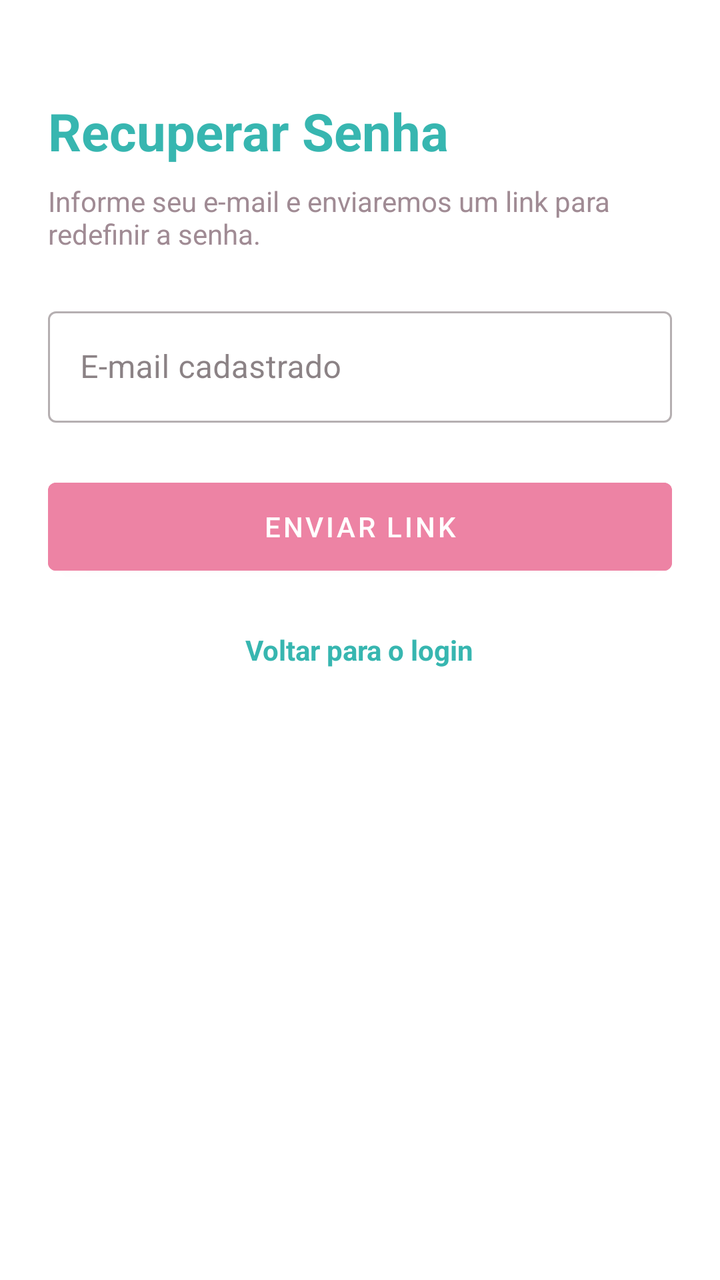
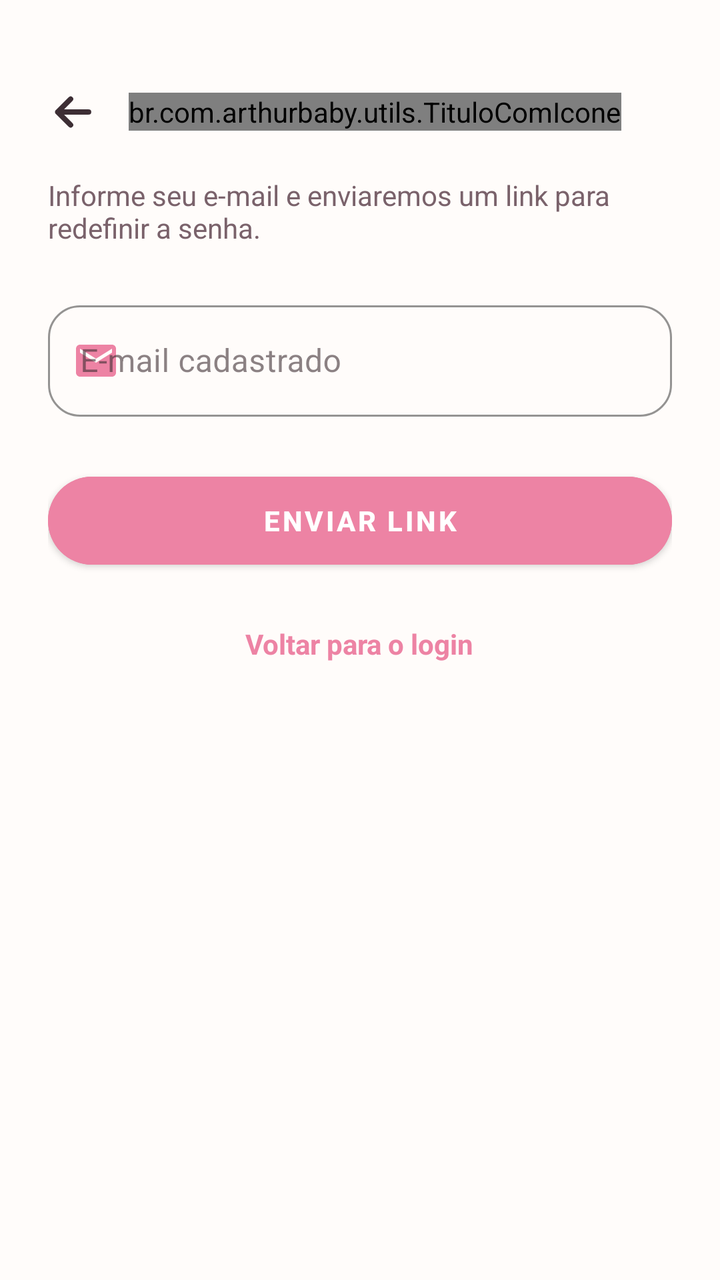

Compare the two renders of this Android layout. The source of the first and the diff that turns it into the second are given below.
<!-- AndroidManifest.xml: application theme Theme.ArthurBaby -->
<!-- res/layout/activity_recuperar_senha.xml -->
<?xml version="1.0" encoding="utf-8"?>
<LinearLayout xmlns:android="http://schemas.android.com/apk/res/android"
    android:layout_width="match_parent"
    android:layout_height="match_parent"
    android:orientation="vertical"
    android:background="@color/branco"
    android:padding="24dp">

    <TextView
        android:layout_width="wrap_content"
        android:layout_height="wrap_content"
        android:text="Recuperar Senha"
        android:textColor="@color/verde_arthur"
        android:textSize="26sp"
        android:textStyle="bold"
        android:layout_marginTop="24dp" />

    <TextView
        android:layout_width="wrap_content"
        android:layout_height="wrap_content"
        android:text="Informe seu e-mail e enviaremos um link para redefinir a senha."
        android:textColor="@color/cinza_texto"
        android:layout_marginTop="8dp"
        android:layout_marginBottom="24dp" />

    <com.google.android.material.textfield.TextInputLayout
        style="@style/Widget.MaterialComponents.TextInputLayout.OutlinedBox"
        android:layout_width="match_parent"
        android:layout_height="wrap_content"
        android:hint="E-mail cadastrado">

        <com.google.android.material.textfield.TextInputEditText
            android:id="@+id/etEmailRecuperar"
            android:layout_width="match_parent"
            android:layout_height="wrap_content"
            android:inputType="textEmailAddress" />
    </com.google.android.material.textfield.TextInputLayout>

    <com.google.android.material.button.MaterialButton
        android:id="@+id/btnEnviar"
        android:layout_width="match_parent"
        android:layout_height="56dp"
        android:text="ENVIAR LINK"
        android:backgroundTint="@color/rosa_arthur"
        android:textColor="@color/branco"
        android:layout_marginTop="24dp" />

    <TextView
        android:id="@+id/tvVoltar"
        android:layout_width="wrap_content"
        android:layout_height="wrap_content"
        android:text="Voltar para o login"
        android:textColor="@color/verde_arthur"
        android:textStyle="bold"
        android:layout_gravity="center_horizontal"
        android:layout_marginTop="24dp" />

</LinearLayout>
<!-- resources referenced by this layout -->
<resources>
  <color name="branco">#FFFFFF</color>
  <color name="cinza_texto">#A08B94</color>
  <color name="rosa_arthur">#ED83A4</color>
  <color name="verde_arthur">#37B6B0</color>
  <style name="Theme.ArthurBaby" parent="Theme.MaterialComponents.DayNight.NoActionBar">
          <item name="colorPrimary">@color/verde_arthur</item>
          <item name="colorPrimaryVariant">@color/verde_escuro</item>
          <item name="colorOnPrimary">@color/branco</item>
          <item name="colorSecondary">@color/rosa_arthur</item>
          <item name="colorSecondaryVariant">@color/rosa_escuro</item>
          <item name="colorOnSecondary">@color/branco</item>
          <item name="android:statusBarColor">@color/verde_arthur</item>
          <item name="android:windowBackground">@color/fundo_claro</item>
          <item name="android:navigationBarColor">@color/branco</item>
          <item name="colorSurface">@color/branco</item>
          <item name="colorOnSurface">@color/texto_primario</item>
  
          
          <item name="android:windowLightStatusBar">false</item>
          <item name="android:windowLightNavigationBar">true</item>
      </style>
  <color name="verde_escuro">#2A8F8A</color>
  <color name="rosa_escuro">#D56586</color>
  <color name="fundo_claro">#FBF6F8</color>
  <color name="texto_primario">#3D2E34</color>
</resources>

<!-- the commit's change to res/layout/activity_recuperar_senha.xml (unified diff, before → after) -->
@@ -1,58 +1,89 @@
 <?xml version="1.0" encoding="utf-8"?>
-<LinearLayout xmlns:android="http://schemas.android.com/apk/res/android"
+<ScrollView xmlns:android="http://schemas.android.com/apk/res/android"
+    xmlns:app="http://schemas.android.com/apk/res-auto"
     android:layout_width="match_parent"
     android:layout_height="match_parent"
-    android:orientation="vertical"
-    android:background="@color/branco"
-    android:padding="24dp">
+    android:background="@color/branco_quente"
+    android:fillViewport="true">
 
-    <TextView
-        android:layout_width="wrap_content"
-        android:layout_height="wrap_content"
-        android:text="Recuperar Senha"
-        android:textColor="@color/verde_arthur"
-        android:textSize="26sp"
-        android:textStyle="bold"
-        android:layout_marginTop="24dp" />
-
-    <TextView
-        android:layout_width="wrap_content"
-        android:layout_height="wrap_content"
-        android:text="Informe seu e-mail e enviaremos um link para redefinir a senha."
-        android:textColor="@color/cinza_texto"
-        android:layout_marginTop="8dp"
-        android:layout_marginBottom="24dp" />
-
-    <com.google.android.material.textfield.TextInputLayout
-        style="@style/Widget.MaterialComponents.TextInputLayout.OutlinedBox"
+    <LinearLayout
         android:layout_width="match_parent"
         android:layout_height="wrap_content"
-        android:hint="E-mail cadastrado">
+        android:orientation="vertical"
+        android:padding="24dp">
 
-        <com.google.android.material.textfield.TextInputEditText
-            android:id="@+id/etEmailRecuperar"
+        
+        <LinearLayout
             android:layout_width="match_parent"
             android:layout_height="wrap_content"
-            android:inputType="textEmailAddress" />
-    </com.google.android.material.textfield.TextInputLayout>
+            android:orientation="horizontal"
+            android:gravity="center_vertical"
+            android:layout_marginTop="8dp">
 
-    <com.google.android.material.button.MaterialButton
-        android:id="@+id/btnEnviar"
-        android:layout_width="match_parent"
-        android:layout_height="56dp"
-        android:text="ENVIAR LINK"
-        android:backgroundTint="@color/rosa_arthur"
-        android:textColor="@color/branco"
-        android:layout_marginTop="24dp" />
+            <ImageButton
+                android:id="@+id/btnVoltarRecuperar"
+                style="@style/BotaoVoltar"
+                app:tint="@color/texto_primario" />
 
-    <TextView
-        android:id="@+id/tvVoltar"
-        android:layout_width="wrap_content"
-        android:layout_height="wrap_content"
-        android:text="Voltar para o login"
-        android:textColor="@color/verde_arthur"
-        android:textStyle="bold"
-        android:layout_gravity="center_horizontal"
-        android:layout_marginTop="24dp" />
+            <br.com.arthurbaby.utils.TituloComIcone
+                android:layout_width="wrap_content"
+                android:layout_height="wrap_content"
+                android:text="Recuperar Senha"
+                android:textColor="@color/verde_arthur"
+                android:textSize="26sp"
+                android:textStyle="bold"
+                app:iconeTitulo="@drawable/ic_cadeado" />
+        </LinearLayout>
 
-</LinearLayout>
+        <TextView
+            android:layout_width="wrap_content"
+            android:layout_height="wrap_content"
+            android:text="Informe seu e-mail e enviaremos um link para redefinir a senha."
+            android:textColor="@color/cinza_medio"
+            android:layout_marginTop="8dp"
+            android:layout_marginBottom="24dp" />
+
+        <com.google.android.material.textfield.TextInputLayout
+            style="@style/Widget.MaterialComponents.TextInputLayout.OutlinedBox"
+            android:layout_width="match_parent"
+            android:layout_height="wrap_content"
+            android:hint="E-mail cadastrado"
+            app:startIconDrawable="@drawable/ic_email"
+            app:startIconTint="@color/rosa_arthur"
+            app:boxStrokeColor="@color/rosa_arthur"
+            app:boxCornerRadiusTopStart="16dp"
+            app:boxCornerRadiusTopEnd="16dp"
+            app:boxCornerRadiusBottomStart="16dp"
+            app:boxCornerRadiusBottomEnd="16dp">
+
+            <com.google.android.material.textfield.TextInputEditText
+                android:id="@+id/etEmailRecuperar"
+                android:layout_width="match_parent"
+                android:layout_height="wrap_content"
+                android:inputType="textEmailAddress" />
+        </com.google.android.material.textfield.TextInputLayout>
+
+        <com.google.android.material.button.MaterialButton
+            android:id="@+id/btnEnviar"
+            android:layout_width="match_parent"
+            android:layout_height="56dp"
+            android:text="ENVIAR LINK"
+            android:backgroundTint="@color/rosa_arthur"
+            android:textColor="@color/branco"
+            android:textStyle="bold"
+            app:cornerRadius="28dp"
+            android:layout_marginTop="24dp" />
+
+        <TextView
+            android:id="@+id/tvVoltar"
+            android:layout_width="wrap_content"
+            android:layout_height="wrap_content"
+            android:text="Voltar para o login"
+            android:textColor="@color/rosa_arthur"
+            android:textStyle="bold"
+            android:padding="8dp"
+            android:layout_gravity="center_horizontal"
+            android:layout_marginTop="16dp" />
+
+    </LinearLayout>
+</ScrollView>
<!-- resource entries referenced after the edit -->
@@ -1,9 +1,44 @@
 <!-- resources referenced by this layout -->
 <resources>
   <color name="branco">#FFFFFF</color>
-  <color name="cinza_texto">#A08B94</color>
+  <color name="branco_quente">#FFFCFA</color>
+  <color name="cinza_medio">#7A626B</color>
   <color name="rosa_arthur">#ED83A4</color>
   <color name="verde_arthur">#37B6B0</color>
+  <!-- drawable ic_cadeado (drawable) -->
+  <?xml version="1.0" encoding="utf-8"?>
+  <vector xmlns:android="http://schemas.android.com/apk/res/android"
+      android:width="24dp"
+      android:height="24dp"
+      android:viewportWidth="24"
+      android:viewportHeight="24">
+      <path
+          android:fillColor="#FF000000"
+          android:pathData="M18,8h-1V6c0,-2.76 -2.24,-5 -5,-5S7,3.24 7,6v2H6c-1.1,0 -2,0.9 -2,2v10c0,1.1 0.9,2 2,2h12c1.1,0 2,-0.9 2,-2V10c0,-1.1 -0.9,-2 -2,-2zM12,17c-1.1,0 -2,-0.9 -2,-2s0.9,-2 2,-2 2,0.9 2,2 -0.9,2 -2,2zM9,8V6c0,-1.66 1.34,-3 3,-3s3,1.34 3,3v2H9z" />
+  </vector>
+  <!-- drawable ic_email (drawable) -->
+  <vector xmlns:android="http://schemas.android.com/apk/res/android"
+      android:width="24dp"
+      android:height="24dp"
+      android:viewportWidth="24"
+      android:viewportHeight="24">
+      <path
+          android:fillColor="#FF000000"
+          android:pathData="M20,4H4C2.9,4 2.01,4.9 2.01,6L2,18c0,1.1 0.9,2 2,2h16c1.1,0 2,-0.9 2,-2V6C22,4.9 21.1,4 20,4zM20,8l-8,5 -8,-5V6l8,5 8,-5V8z"/>
+  </vector>
+  <style name="BotaoVoltar">
+          <item name="android:layout_width">48dp</item>
+          <item name="android:layout_height">48dp</item>
+          <item name="android:layout_marginStart">-12dp</item>
+          <item name="android:layout_marginEnd">4dp</item>
+          <item name="android:padding">12dp</item>
+          <item name="android:scaleType">fitCenter</item>
+          <item name="android:src">@drawable/ic_voltar</item>
+          <item name="tint">@color/texto_primario</item>
+          <item name="android:background">?attr/selectableItemBackgroundBorderless</item>
+          <item name="android:contentDescription">Voltar</item>
+          <item name="android:tooltipText">Voltar</item>
+      </style>
   <style name="Theme.ArthurBaby" parent="Theme.MaterialComponents.DayNight.NoActionBar">
           <item name="colorPrimary">@color/verde_arthur</item>
           <item name="colorPrimaryVariant">@color/verde_escuro</item>
@@ -21,6 +56,20 @@
           <item name="android:windowLightStatusBar">false</item>
           <item name="android:windowLightNavigationBar">true</item>
       </style>
+  <!-- drawable ic_voltar (drawable) -->
+  <?xml version="1.0" encoding="utf-8"?>
+  <vector xmlns:android="http://schemas.android.com/apk/res/android"
+      android:width="24dp"
+      android:height="24dp"
+      android:viewportWidth="24"
+      android:viewportHeight="24">
+      <path
+          android:pathData="M20,12H4.5M11,5.5L4.5,12L11,18.5"
+          android:strokeColor="#FF000000"
+          android:strokeWidth="2.6"
+          android:strokeLineCap="round"
+          android:strokeLineJoin="round" />
+  </vector>
   <color name="verde_escuro">#2A8F8A</color>
   <color name="rosa_escuro">#D56586</color>
   <color name="fundo_claro">#FBF6F8</color>
